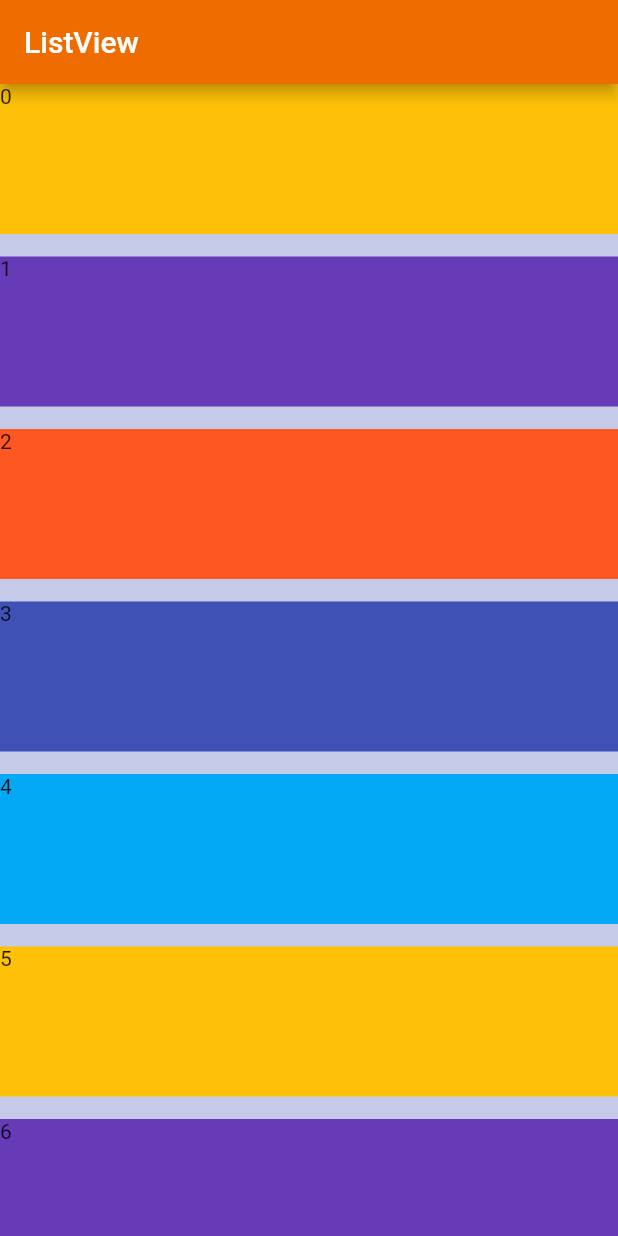
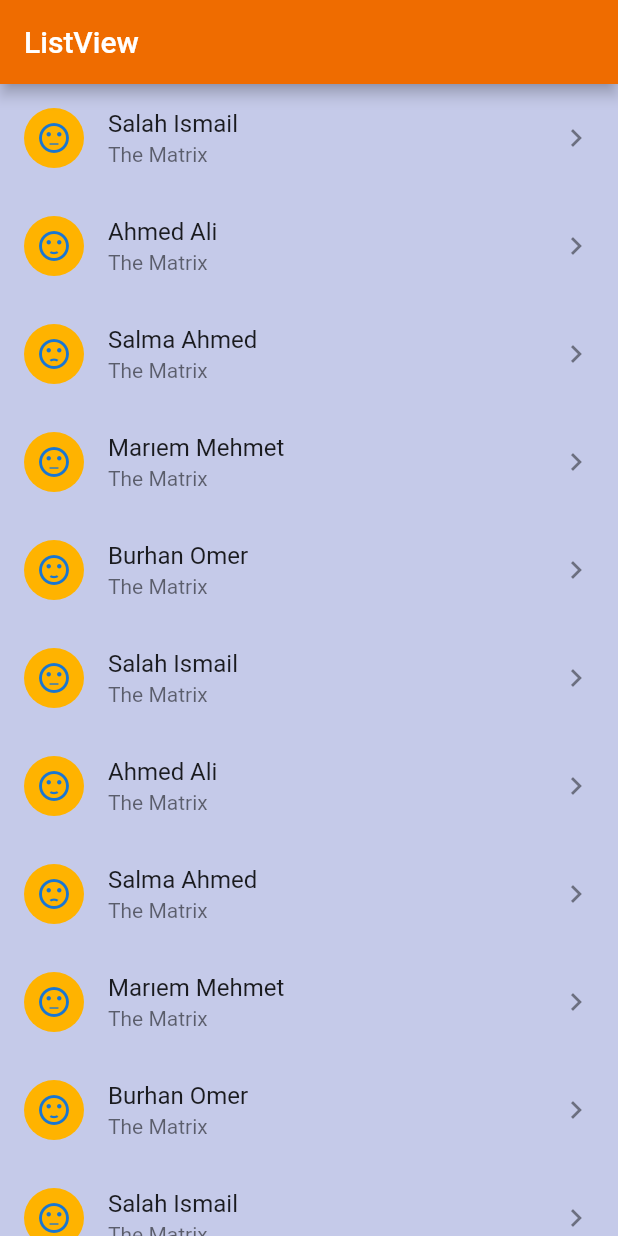
Before and after one commit to salah-yousef/flutter_first_app, a Flutter app: the screen it shows after launch, after a tap on "My List View", on a phone screen of 412 x 824 dp. Run offline on Flutter 3.47's test engine with Material 2 defaults, Android fonts, the phone set to English and light mode, and no system bars; our stand-ins replace assets_audio_player, percent_indicator; missing offline and left inert: screen; network calls fail.

Commit message:
listView

```diff
--- a/lib/screens/list_view.dart
+++ b/lib/screens/list_view.dart
@@ -26,13 +26,10 @@ class Home extends StatelessWidget {
     return Container(
       width: sizeX,
       height: sizeY,
-      child: ListView.separated(
-        itemCount: 25,
-        itemBuilder: (context, index) => createSquare(index),
-        separatorBuilder: (context, index) => createSeparator(index),
+      child: ListView(
+        children: showContacts(),
       ),
     );
-  }
   }
 
   List<Widget> createSquares(int numSquares) {
@@ -73,7 +70,6 @@ Widget createSquare(int position) {
       height: 100,
       child: Text(position.toString()),
     );
-
     return square;
   }
 
@@ -81,3 +77,46 @@ Widget createSeparator(int position) {
     Widget separator = Container(height: 15);
     return separator;
   }
+
+  List<Contact> buildContacts() {
+    List<Contact> contacts = List<Contact>();
+    contacts
+        .add(Contact('Salah Ismail', 'The Matrix', Icons.sentiment_neutral));
+    contacts.add(Contact('Ahmed Ali', 'The Matrix', Icons.sentiment_satisfied));
+    contacts.add(
+        Contact('Salma Ahmed', 'The Matrix', Icons.sentiment_dissatisfied));
+    contacts
+        .add(Contact('Marıem Mehmet', 'The Matrix', Icons.sentiment_neutral));
+    contacts
+        .add(Contact('Burhan Omer', 'The Matrix', Icons.sentiment_satisfied));
+    return contacts;
+  }
+
+  List<ListTile> showContacts() {
+    List<Contact> contacts = buildContacts();
+    for (var i = 0; i < 20; i++) {
+      contacts.addAll(buildContacts());
+    }
+    List<ListTile> list = List<ListTile>();
+    contacts.forEach((contact) {
+      list.add(ListTile(
+        title: Text(contact.name),
+        subtitle: Text(contact.subTitle),
+        leading: CircleAvatar(
+          child: Icon(contact.icon),
+          backgroundColor: Colors.amber[600],
+        ),
+        trailing: Icon(Icons.keyboard_arrow_right),
+        onTap: () => true,
+      ));
+    });
+    return list;
+  }
+}
+
+class Contact {
+  String name;
+  String subTitle;
+  IconData icon;
+  Contact(this.name, this.subTitle, this.icon);
+}
```
Lines whose indentation alone changed are shown as unchanged.
